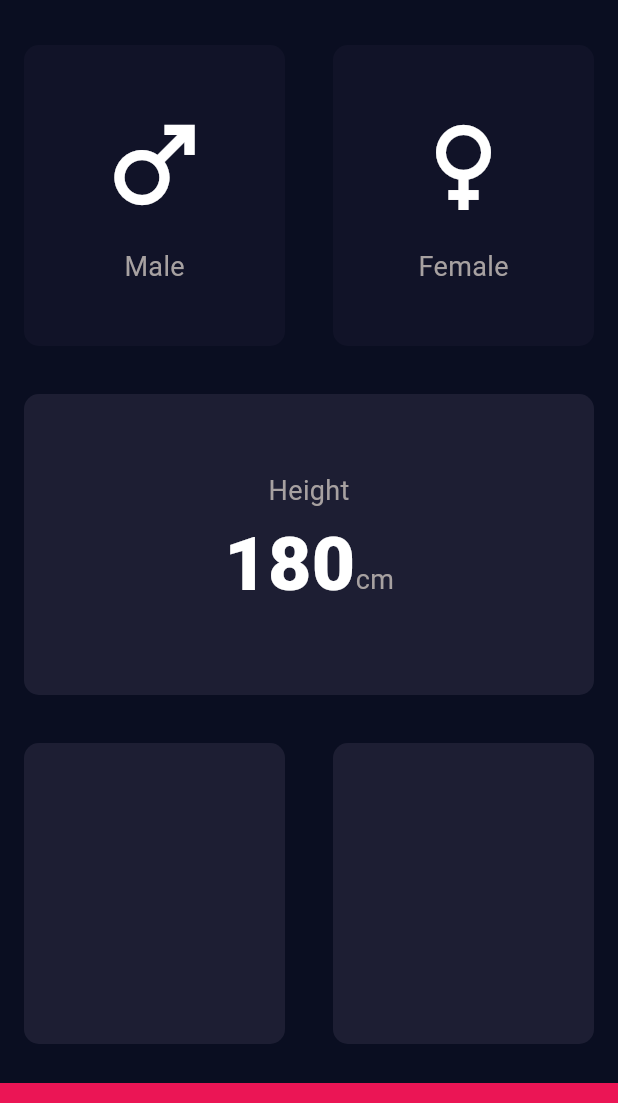
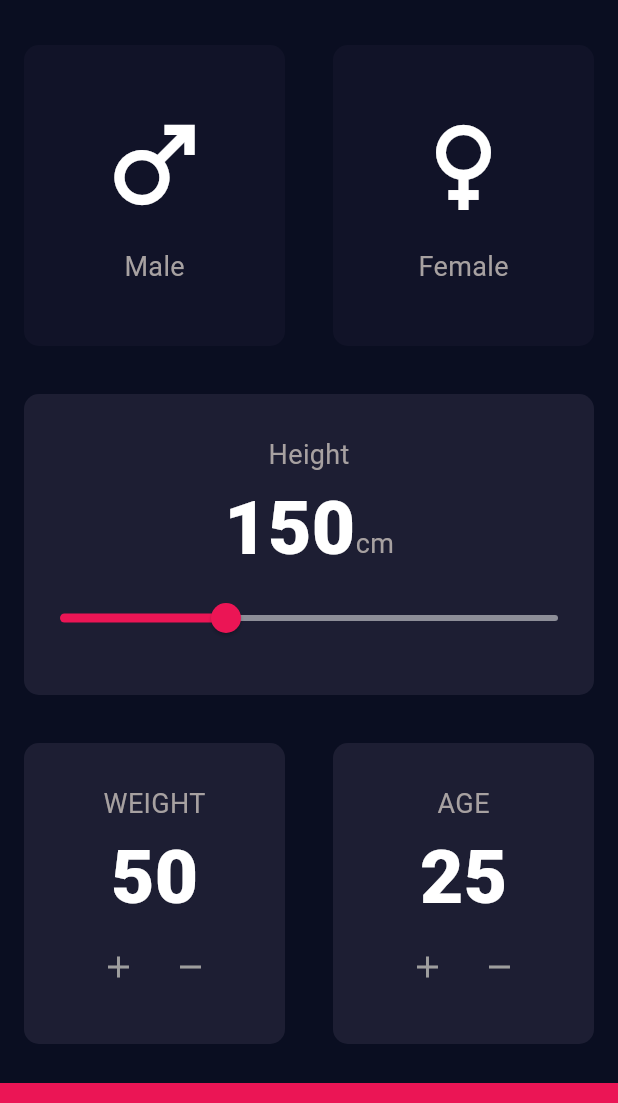
Before and after one commit to bilalfattah96/BMI-app-flutter, a Flutter app: the screen it shows after launch, on a phone screen of 412 x 824 dp, the part 63-1166 px from its top. Run offline on Flutter 3.47's test engine with Material 3 defaults, Android fonts, the phone set to English and light mode, and no system bars.

Commit message:
second commit

```diff
--- /dev/null
+++ b/lib/iconButton.dart
@@ -0,0 +1,15 @@
+import 'package:flutter/material.dart';
+
+class iconbtn extends StatelessWidget {
+  const iconbtn({super.key, required this.icon, required this.onPress});
+  final IconData icon;
+  final Function() onPress;
+  @override
+  Widget build(BuildContext context) {
+    return IconButton(
+      onPressed: onPress,
+      color: Colors.grey,
+      icon: Icon(icon),
+    );
+  }
+}
--- a/lib/inputpage.dart
+++ b/lib/inputpage.dart
@@ -1,6 +1,7 @@
 // ignore_for_file: prefer_const_constructors, prefer_const_literals_to_create_immutables
 
 import 'package:bmi/IconContent.dart';
+import 'package:bmi/iconButton.dart';
 import 'package:bmi/resuseableCards.dart';
 import 'package:flutter/material.dart';
 import 'constant.dart';
@@ -19,6 +20,9 @@ class InputPage extends StatefulWidget {
 
 class _InputPageState extends State<InputPage> {
   gender? selectedGender;
+  int height = 150;
+  int weight = 50;
+  int age = 25;
   // Color maleCardColor = inactiveCardColor;
   // Color femaleCardColor = inactiveCardColor;
   // void updateColor(gender selectedGender) {
@@ -107,12 +111,28 @@ class _InputPageState extends State<InputPage> {
                       textBaseline: TextBaseline.alphabetic,
                       children: [
                         Text(
-                          '180',
+                          height.toString(),
                           style: numberStyle,
                         ),
-                        Text('cm',style: textStyle,)
+                        Text(
+                          'cm',
+                          style: textStyle,
+                        )
                       ],
                     ),
+                    Slider(
+                        value: height.toDouble(),
+                        min: 100,
+                        max: 250,
+                        // divisions: 4,
+                        // label: height.round().toString(),
+                        activeColor: Color(0xffeb1555),
+                        inactiveColor: Color(0xff8d8e98),
+                        onChanged: (double value) {
+                          setState(() {
+                            height = value.round();
+                          });
+                        })
                   ],
                 ),
               ),
@@ -123,11 +143,69 @@ class _InputPageState extends State<InputPage> {
                 Expanded(
                   child: mycontainer(
                     color: activeCardColor,
+                    cardChild: Column(
+                      mainAxisAlignment: MainAxisAlignment.center,
+                      children: [
+                        Text(
+                          'WEIGHT',
+                          style: textStyle,
+                        ),
+                        Text(
+                          weight.toString(),
+                          style: numberStyle,
+                        ),
+                        Row(
+                          mainAxisAlignment: MainAxisAlignment.center,
+                          children: [
+                           iconbtn(icon: Icons.add,onPress: () {
+                             setState(() {
+                               weight++;
+                             });
+                           },),
+                           iconbtn(icon: Icons.remove,onPress: () {
+                             setState(() {
+                               weight--;
+                             });
+                           },),
+                          //  IconButton(onPressed: (){}, icon: Icon(Icons.remove)),
+                          ],
+                        )
+                      ],
+                    ),
                   ),
                 ),
                 Expanded(
                   child: mycontainer(
                     color: activeCardColor,
+                     cardChild: Column(
+                      mainAxisAlignment: MainAxisAlignment.center,
+                      children: [
+                        Text(
+                          'AGE',
+                          style: textStyle,
+                        ),
+                        Text(
+                          age.toString(),
+                          style: numberStyle,
+                        ),
+                        Row(
+                          mainAxisAlignment: MainAxisAlignment.center,
+                          children: [
+                           iconbtn(icon: Icons.add,onPress: () {
+                             setState(() {
+                               age++;
+                             });
+                           },),
+                           iconbtn(icon: Icons.remove,onPress: () {
+                             setState(() {
+                               age--;
+                             });
+                           },),
+                          //  IconButton(onPressed: (){}, icon: Icon(Icons.remove)),
+                          ],
+                        )
+                      ],
+                    ),
                   ),
                 ),
               ],
```
